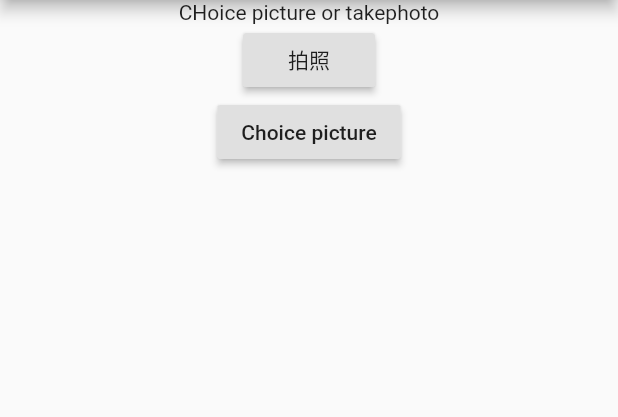
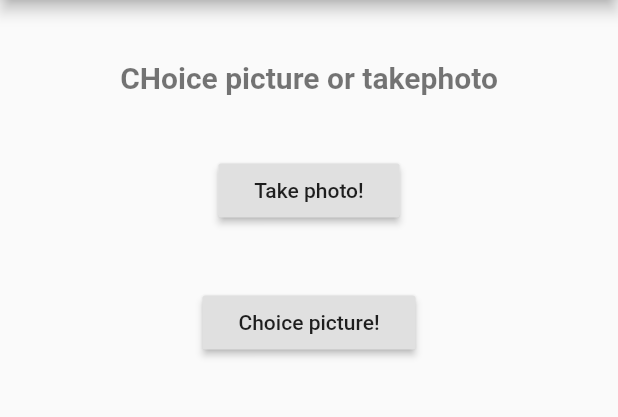
Before and after one commit to monisjavakotlin/flutter_image_picker, a Flutter app: the screen it shows after launch, on a phone screen of 412 x 824 dp, the part 84-501 px from its top. Run offline on Flutter 3.47's test engine with Material 2 defaults, Android fonts, the phone set to English and light mode, and no system bars; our stand-ins replace image_picker.

Commit message:
fixed some defects

```diff
--- a/lib/main.dart
+++ b/lib/main.dart
@@ -18,7 +18,7 @@ class ImagePickerWidget extends StatefulWidget {
 }
 
 class _ImagePickerWidgetState extends State<ImagePickerWidget> {
-  var _image;
+  var _imagePath;
 
   @override
   Widget build(BuildContext context) {
@@ -29,14 +29,25 @@ class _ImagePickerWidgetState extends State<ImagePickerWidget> {
       body: SingleChildScrollView(
         child: Column(
           children: <Widget>[
-            _ImageView(_image),
+            _imageView(_imagePath),
             RaisedButton(
               onPressed: _takePhoto,
-              child: Text("拍照"),
+              child: Padding(
+                padding: const EdgeInsets.all(8.0),
+                child: Text("Take photo!"),
+              ),
+            ),
+            SizedBox(
+              height: 40.0,
             ),
             RaisedButton(
               onPressed: _openGallery,
-              child: Text("Choice picture"),
+              child: Padding(
+                padding: const EdgeInsets.all(8.0),
+                child: Text(
+                  'Choice picture!',
+                ),
+              ),
             ),
           ],
         ),
@@ -44,14 +55,24 @@ class _ImagePickerWidgetState extends State<ImagePickerWidget> {
     );
   }
 
-  //圖片元件
-  Widget _ImageView(imgPath) {
-    if (imgPath == null) {
-      return Center(
-        child: Text("CHoice picture or takephoto"),
+  //picture widge
+  Widget _imageView(imagePath) {
+    if (imagePath == null) {
+      return Padding(
+        padding: const EdgeInsets.only(top: 40.0, bottom: 40.0),
+        child: Center(
+          child: Text(
+            "CHoice picture or takephoto",
+            style: TextStyle(
+              fontSize: 20.0,
+              fontWeight: FontWeight.bold,
+              color: Colors.black54,
+            ),
+          ),
+        ),
       );
     } else {
-      return Image.file(imgPath);
+      return Image.file(imagePath);
     }
   }
 
@@ -60,14 +81,14 @@ class _ImagePickerWidgetState extends State<ImagePickerWidget> {
     var image = await ImagePicker.pickImage(source: ImageSource.camera);
 
     setState(() {
-      _image = image;
+      _imagePath = image;
     });
   }
 
   _openGallery() async {
     var image = await ImagePicker.pickImage(source: ImageSource.gallery);
     setState(() {
-      _image = image;
+      _imagePath = image;
     });
   }
 }
```
